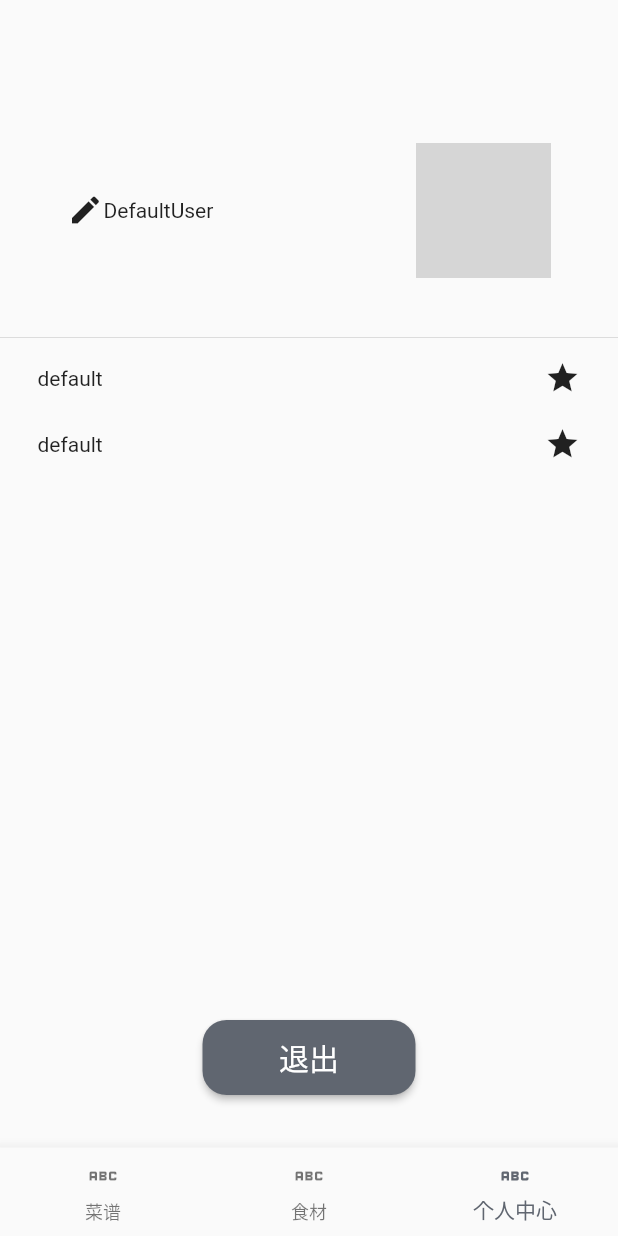
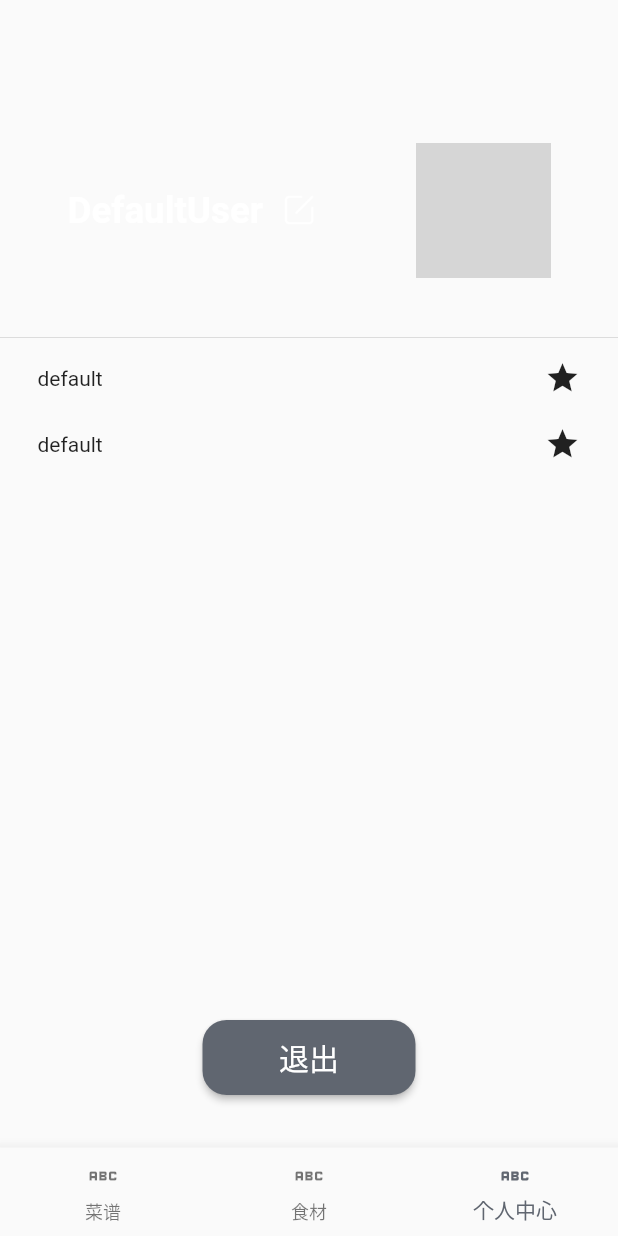
Before and after one commit to sdu0yi/health-monitor-flutter, a Flutter app: the Main screen opened directly, item 3 of the bottom bar chosen, on a phone screen of 412 x 824 dp. Run offline on Flutter 3.47's test engine with Material 2 defaults, Android fonts, the phone set to English and light mode, and no system bars; our stand-ins replace adaptive_dialog, dio, fluttertoast, logger, shared_preferences; missing offline and left inert: sqlite3; accounts and stored records are empty; network calls fail; grey boxes are pictures that could not be loaded.

Commit message:
feat: 添加修改用户名功能
添加了不完整的（缺发送到后端的那部分功能）修改用户名功能

```diff
--- a/lib/widgets/user_header.dart
+++ b/lib/widgets/user_header.dart
@@ -1,4 +1,17 @@
 import 'package:flutter/material.dart';
+
+/*
+  这个注释与下个注释之间的内容
+  等待后端上线后修改
+*/
+Future<bool> _changeUserName(String newUsername) async {
+  // int uid=想个办法弄到uid;
+  // var response=await NetworkUtil.postRequest("user/name", {"uid":uid,"username":newUsername},null);
+  return true;
+}
+
+/* 结束 */
+enum _UsernameEditState { onEditing, uploading, finish }
 
 class UserHeader extends StatelessWidget {
   const UserHeader({Key? key, this.name, this.img}) : super(key: key);
@@ -13,17 +26,150 @@ class UserHeader extends StatelessWidget {
       padding: const EdgeInsets.symmetric(vertical: 5.0, horizontal: 40.0),
       child: Row(
         children: [
-          const Icon(Icons.edit),
-          Text(name ?? 'DefaultUser'),
-          const Expanded(child: SizedBox()),
-          Image.network(
+
+          //这个LayoutBuilder用来让Text和Icon紧贴，并且Text不会因为超长溢出屏幕(所以没用Expanded(flex:0))
+          Expanded(child: _UserName(name)),
+
+          // const Expanded(child: SizedBox()),
+          ClipOval(
+              child: Image.network(
             img ?? 'https://www.sdu.edu.cn/images/logo.png',
             width: 90.0,
             height: 90.0,
             fit: BoxFit.cover,
-          )
+          ))
         ],
       ),
     );
   }
 }
+
+class _UserName extends StatefulWidget {
+  final String? name;
+
+  const _UserName(this.name);
+
+  @override
+  State<StatefulWidget> createState() => _UserNameState();
+}
+
+class _UserNameState extends State<_UserName> {
+  _UsernameEditState _state = _UsernameEditState.finish;
+  late String name, newName;
+  final TextEditingController controller = TextEditingController();
+
+  void _finishEdit() async {
+    if (newName == "" || newName == name) {
+      setState(() {
+        _state = _UsernameEditState.finish;
+        if (newName == "") controller.text = name;
+        newName = name;
+      });
+    }
+    String oldName = name;
+    setState(() {
+      name = newName;
+      _state = _UsernameEditState.uploading;
+    });
+    bool success = await _changeUserName(newName);
+    setState(() {
+      _state = _UsernameEditState.finish;
+      if (!success) {
+        name = oldName;
+      }
+    });
+  }
+
+  @override
+  void initState() {
+    super.initState();
+    name = widget.name ?? "DefaultUser";
+    newName = name;
+    controller.text = name;
+  }
+
+  @override
+  Widget build(BuildContext context) {
+    final double iconSize = IconTheme.of(context).size ?? 24;
+    final Image editIcon = Image(
+      image: const AssetImage("icons/编辑.png"),
+      height: iconSize,
+      width: iconSize,
+    );
+    return LayoutBuilder(
+      builder: (context, constraint) {
+        return Row(
+          children: [
+            ConstrainedBox(
+              constraints: BoxConstraints(
+                  maxWidth: constraint.maxWidth -
+                      iconSize -
+                      24 /*源自IconButton的padding*/),
+              child: _state != _UsernameEditState.onEditing
+                  ? Text(
+                      name,
+                      style: const TextStyle(
+                        color: Colors.white,
+                        fontWeight: FontWeight.bold,
+                      ),
+                      textScaleFactor: 1.75,
+                    )
+                  : TextField(
+                      autofocus: true,
+                      controller: controller,
+                      decoration: const InputDecoration(
+                        isDense: true,
+                      ),
+                      cursorColor: Colors.white,
+                      style: const TextStyle(
+                        color: Colors.white,
+                        fontWeight: FontWeight.bold,
+                      ),
+                      onChanged: (val) {
+                        setState(() {
+                          newName = val;
+                        });
+                      },
+                      onEditingComplete: () {
+                        _finishEdit();
+                      },
+                    ),
+            ),
+            _state == _UsernameEditState.uploading
+                ? SizedBox(
+                    width: iconSize,
+                    height: iconSize,
+                    child: const CircularProgressIndicator(
+                      color: Colors.white,
+                    ),
+                  )
+                : _state == _UsernameEditState.onEditing
+                    ? IconButton(
+                        onPressed: () {
+                          _finishEdit();
+                        },
+                        icon: newName == "" || newName == name
+                            ? const Icon(
+                                Icons.clear,
+                                color: Colors.white,
+                              )
+                            : const Icon(
+                                Icons.done,
+                                color: Colors.white,
+                              ))
+                    : IconButton(
+                        onPressed: () {
+                          setState(() {
+                            _state = _UsernameEditState.onEditing;
+                          });
+                        },
+                        icon: editIcon),
+          ],
+        );
+      },
+    );
+  }
+}
+/*额外可以补充的功能*/
+// 点击空白处取消TextField焦点 https://www.jianshu.com/p/cc444d992ae7
+// 搜狗键盘收起但是TextField没有失去焦点解决方案 https://www.cnblogs.com/xsios/p/15821993.html
```
